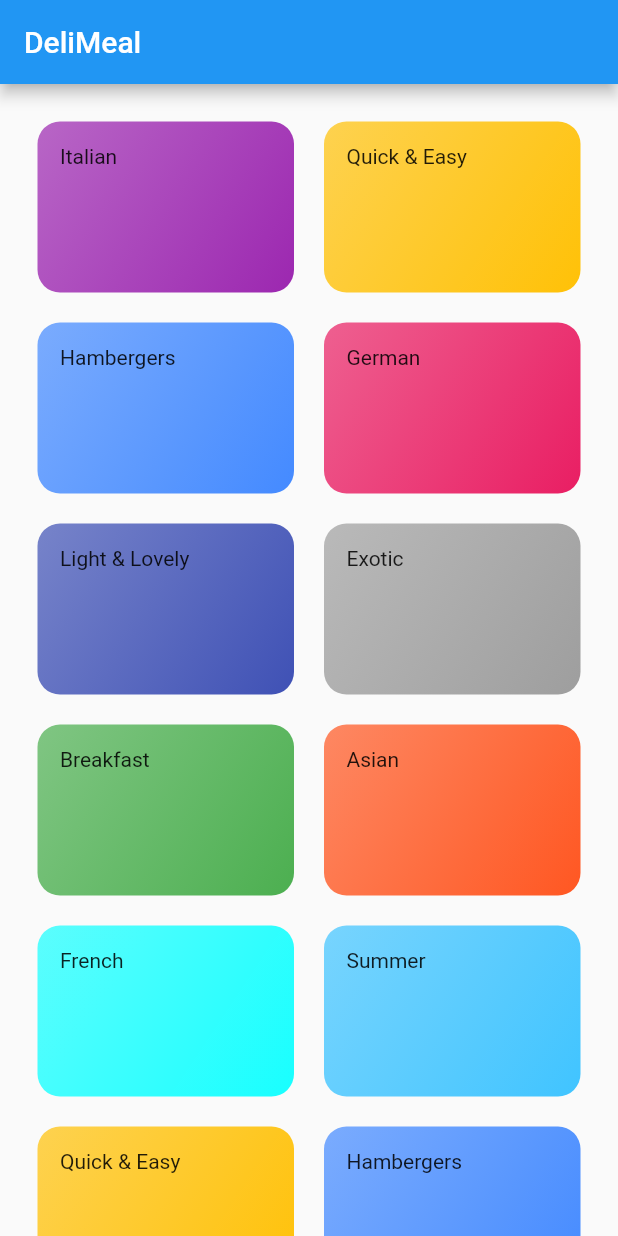
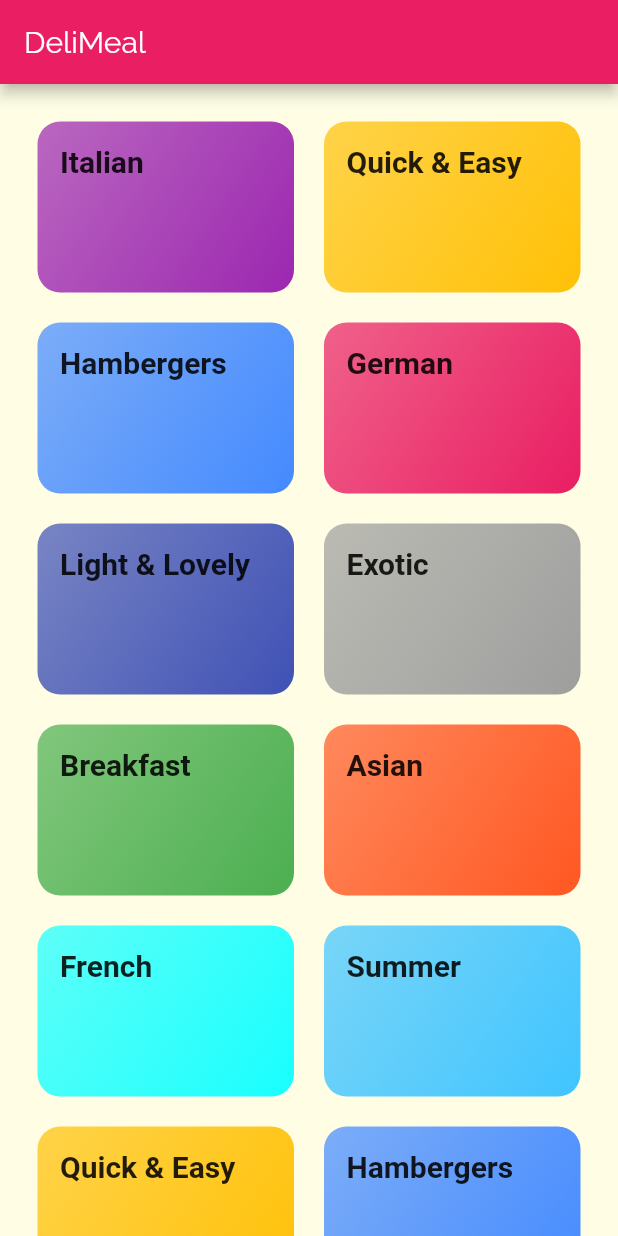
Before and after one commit to satyendrasingh8/recipe_App, a Flutter app: the screen it shows after launch, on a phone screen of 412 x 824 dp. Run offline on Flutter 3.47's test engine with Material 2 defaults, Android fonts, the phone set to English and light mode, and no system bars.

Commit message:
add category navigation page

```diff
--- a/lib/categories_screen.dart
+++ b/lib/categories_screen.dart
@@ -10,7 +10,7 @@ class CategoriesScreen extends StatelessWidget {
         title: const Text('DeliMeal'),
       ),
       body: GridView(
-        padding:const EdgeInsets.all(25),
+        padding: const EdgeInsets.all(25),
         children: DUMMY_CATEGORIES.map((catData) {
           return CategoryItem(catData.title, catData.color);
         }).toList(),
--- a/lib/category_item.dart
+++ b/lib/category_item.dart
@@ -1,24 +1,37 @@
 import 'package:flutter/material.dart';
+import 'package:recipeApp/category_meal_screen.dart';
 
 class CategoryItem extends StatelessWidget {
   final String title;
   final Color color;
 
   CategoryItem(this.title, this.color);
+  void selectCategory(BuildContext ctx) {
+    Navigator.of(ctx).push(MaterialPageRoute(builder: (_) {
+      return CategoryMealsScreen();
+    }));
+  }
 
   @override
   Widget build(BuildContext context) {
-    return Container(
-      padding: const EdgeInsets.all(15),
-     child: Text(title),
-     decoration: BoxDecoration(
-       gradient: LinearGradient(colors: [color.withOpacity(0.7),
-       color
-       ],
-       begin:Alignment.topLeft ,
-       end:Alignment.bottomRight ),
-       borderRadius: BorderRadius.circular(15),
-     ),
+    return InkWell(
+      onTap: () => selectCategory(context),
+      splashColor: Theme.of(context).primaryColor,
+      borderRadius: BorderRadius.circular(15),
+      child: Container(
+        padding: const EdgeInsets.all(15),
+        child: Text(
+          title,
+          style: Theme.of(context).textTheme.headline6,
+        ),
+        decoration: BoxDecoration(
+          gradient: LinearGradient(
+              colors: [color.withOpacity(0.7), color],
+              begin: Alignment.topLeft,
+              end: Alignment.bottomRight),
+          borderRadius: BorderRadius.circular(15),
+        ),
+      ),
     );
   }
 }
--- a/lib/main.dart
+++ b/lib/main.dart
@@ -13,8 +13,17 @@ class MyApp extends StatelessWidget {
       title: 'Flutter Demo',
       theme: ThemeData(
 
-        primarySwatch: Colors.blue,
-
+        primarySwatch: Colors.pink,
+        accentColor: Colors.amber,
+        canvasColor: Color.fromRGBO(255, 254, 229, 1),
+        fontFamily: 'Raleway',
+        textTheme: ThemeData.light().textTheme.copyWith(
+          bodyText1: TextStyle(color: Color.fromRGBO(20, 51, 51, 1)),
+          bodyText2:  TextStyle(color: Color.fromRGBO(20, 51, 51, 1)),
+          headline6:TextStyle(fontSize: 20,
+          fontFamily: 'Roboto',
+          fontWeight: FontWeight.bold)
+        ),
         visualDensity: VisualDensity.adaptivePlatformDensity,
       ),
       home: CategoriesScreen(),
```
Also changed, not shown: lib/category_meal_screen.dart (added, +15 -0 lines), pubspec.yaml (+17 -12 lines), assets/fonts/Raleway-Black.ttf (added), assets/fonts/Raleway-Bold.ttf (added), assets/fonts/Raleway-Regular.ttf (added), assets/fonts/Roboto-Bold.ttf (added), assets/fonts/Roboto-Italic.ttf (added), assets/fonts/Roboto-Light.ttf (added), assets/fonts/Roboto-Regular.ttf (added).
